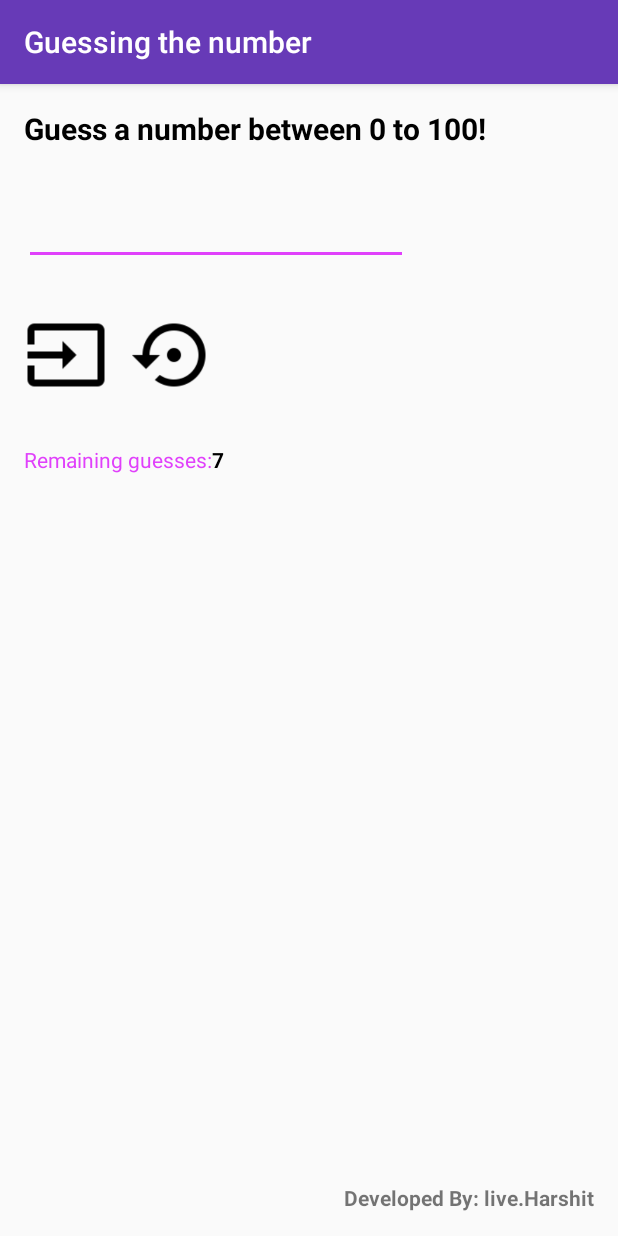
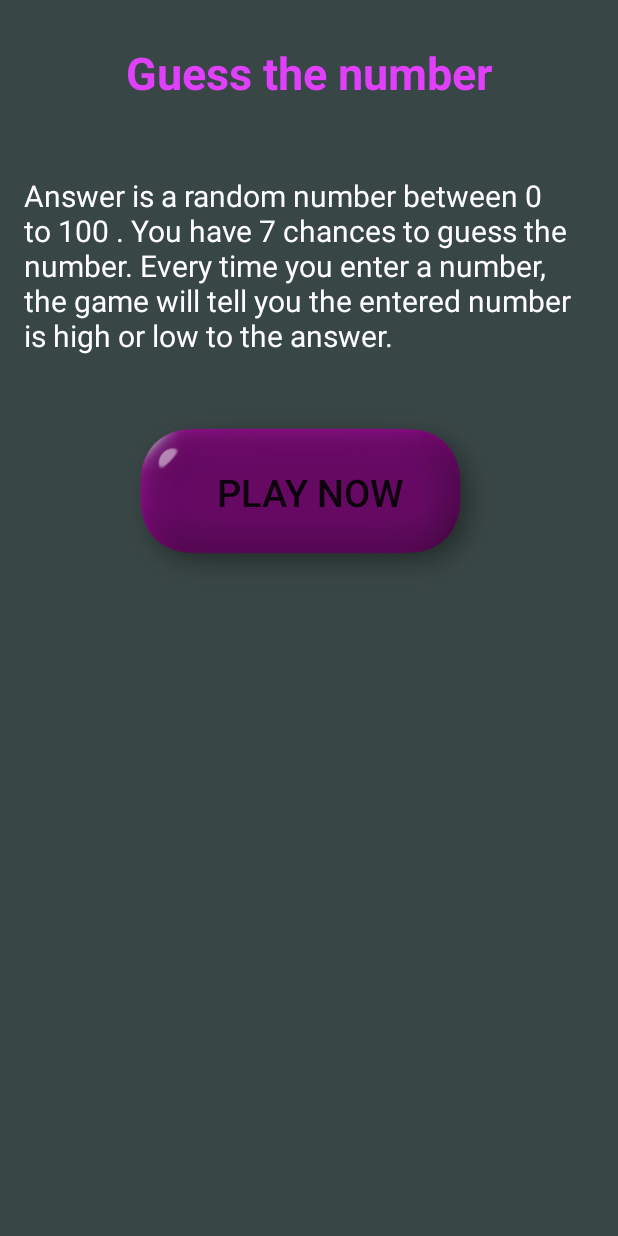
Before and after one commit to liveHarshit/GuessTheNumber-game-android, an Android app: the screen it shows after launch (GameActivity before the commit, RuleActivity after it), on a phone screen of 412 x 824 dp. Run offline under Robolectric (Android 15) with nearby library versions, the phone set to English and light mode, and no system bars.

Commit message:
add rule activity

```diff
--- a/app/build.gradle
+++ b/app/build.gradle
@@ -22,6 +22,7 @@ dependencies {
     implementation fileTree(dir: 'libs', include: ['*.jar'])
     implementation 'com.android.support:appcompat-v7:27.1.1'
     implementation 'com.android.support.constraint:constraint-layout:1.1.2'
+    implementation 'com.android.support:design:27.1.1'
     testImplementation 'junit:junit:4.12'
     androidTestImplementation 'com.android.support.test:runner:1.0.2'
     androidTestImplementation 'com.android.support.test.espresso:espresso-core:3.0.2'
--- a/app/src/main/AndroidManifest.xml
+++ b/app/src/main/AndroidManifest.xml
@@ -10,6 +10,11 @@
         android:supportsRtl="true"
         android:theme="@style/AppTheme">
         <activity android:name=".GameActivity">
+
+        </activity>
+        <activity
+            android:name=".RuleActivity"
+            android:theme="@style/AppTheme.NoActionBar">
             <intent-filter>
                 <action android:name="android.intent.action.MAIN" />
 
--- /dev/null
+++ b/app/src/main/java/com/liveharshit/android/guessinggame/RuleActivity.java
@@ -0,0 +1,30 @@
+package com.liveharshit.android.guessinggame;
+
+import android.content.Intent;
+import android.os.Bundle;
+import android.support.design.widget.FloatingActionButton;
+import android.support.design.widget.Snackbar;
+import android.support.v7.app.AppCompatActivity;
+import android.support.v7.widget.Toolbar;
+import android.view.View;
+import android.widget.Button;
+
+public class RuleActivity extends AppCompatActivity {
+    private Button playButton;
+
+    @Override
+    protected void onCreate(Bundle savedInstanceState) {
+        super.onCreate(savedInstanceState);
+        setContentView(R.layout.activity_rule);
+        playButton = (Button) findViewById(R.id.play_button);
+        playButton.setOnClickListener(new View.OnClickListener() {
+            @Override
+            public void onClick(View v) {
+                Intent intent = new Intent(RuleActivity.this, GameActivity.class);
+                startActivity(intent);
+                finish();
+            }
+        });
+    }
+
+}
--- /dev/null
+++ b/app/src/main/res/layout/activity_rule.xml
@@ -0,0 +1,45 @@
+<?xml version="1.0" encoding="utf-8"?>
+<RelativeLayout xmlns:android="http://schemas.android.com/apk/res/android"
+    xmlns:app="http://schemas.android.com/apk/res-auto"
+    xmlns:tools="http://schemas.android.com/tools"
+    android:layout_width="match_parent"
+    android:layout_height="match_parent"
+    android:background="#394646"
+    tools:context=".RuleActivity">
+
+    <TextView
+        android:id="@+id/title_text_view"
+        android:layout_width="match_parent"
+        android:layout_height="wrap_content"
+        android:layout_marginTop="28dp"
+        android:gravity="center_horizontal"
+        android:text="@string/app_name"
+        android:textColor="@color/colorAccent"
+        android:textSize="30dp"
+        android:textStyle="bold" />
+
+    <TextView
+        android:id="@+id/rule_text_view"
+        android:layout_width="match_parent"
+        android:layout_height="wrap_content"
+        android:layout_below="@id/title_text_view"
+        android:layout_marginTop="32dp"
+        android:padding="16dp"
+        android:text="@string/rule"
+        android:textColor="#ffffff"
+        android:textSize="20dp" />
+
+    <Button
+        android:id="@+id/play_button"
+        android:layout_width="256dp"
+        android:layout_height="128dp"
+        android:layout_below="@id/rule_text_view"
+        android:layout_centerHorizontal="true"
+        android:layout_marginTop="16dp"
+        android:background="@drawable/play_button"
+        android:paddingBottom="10dp"
+        android:text="@string/lets_play"
+        android:textSize="25dp" />
+
+
+</RelativeLayout>
--- /dev/null
+++ b/app/src/main/res/values/dimens.xml
@@ -0,0 +1,3 @@
+<resources>
+    <dimen name="fab_margin">16dp</dimen>
+</resources>
--- a/app/src/main/res/values/strings.xml
+++ b/app/src/main/res/values/strings.xml
@@ -1,5 +1,5 @@
 <resources>
-    <string name="app_name">Guessing the number</string>
+    <string name="app_name">Guess the number</string>
     <string name="title">Guess a number between 0 to 100!</string>
     <string name="high">Number is too high, try lower one</string>
     <string name="low">Number is too low, try higher one</string>
@@ -10,4 +10,7 @@
     <string name="loss">Sorry, You loss.</string>
     <string name="error">Please enter a number to continue.</string>
     <string name="developer">Developed By: live.Harshit</string>
+    <string name="title_activity_rule">RuleActivity</string>
+    <string name="rule">Answer is a random number between 0 to 100 . You have 7 chances to guess the number. Every time you enter a number, the game will tell you the entered number is high or low to the answer.</string>
+    <string name="lets_play">Play now</string>
 </resources>
--- a/app/src/main/res/values/styles.xml
+++ b/app/src/main/res/values/styles.xml
@@ -8,4 +8,13 @@
         <item name="colorAccent">@color/colorAccent</item>
     </style>
 
+    <style name="AppTheme.NoActionBar">
+        <item name="windowActionBar">false</item>
+        <item name="windowNoTitle">true</item>
+    </style>
+
+    <style name="AppTheme.AppBarOverlay" parent="ThemeOverlay.AppCompat.Dark.ActionBar" />
+
+    <style name="AppTheme.PopupOverlay" parent="ThemeOverlay.AppCompat.Light" />
+
 </resources>
```
Also changed, not shown: app/src/main/res/drawable/play_button.png (added).
